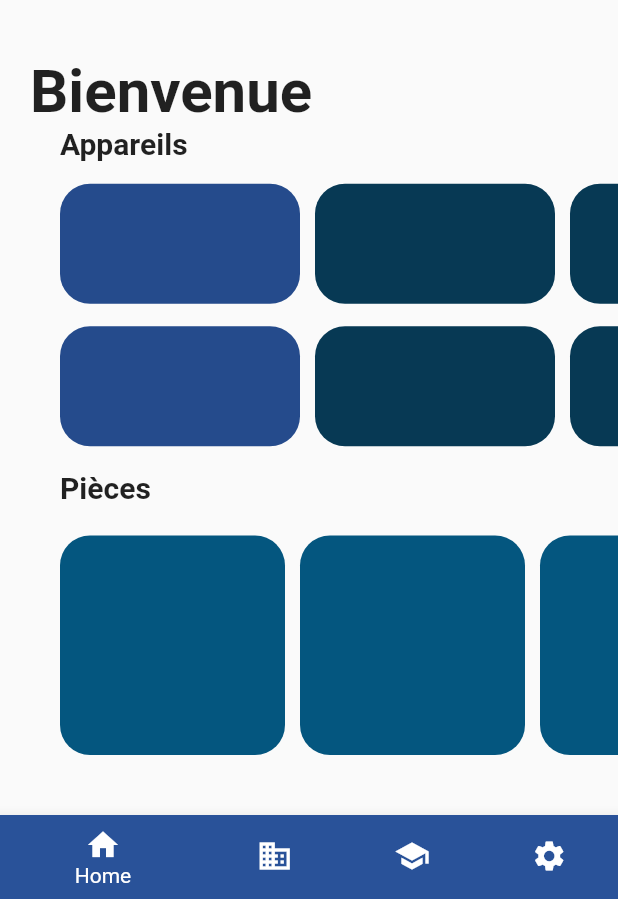
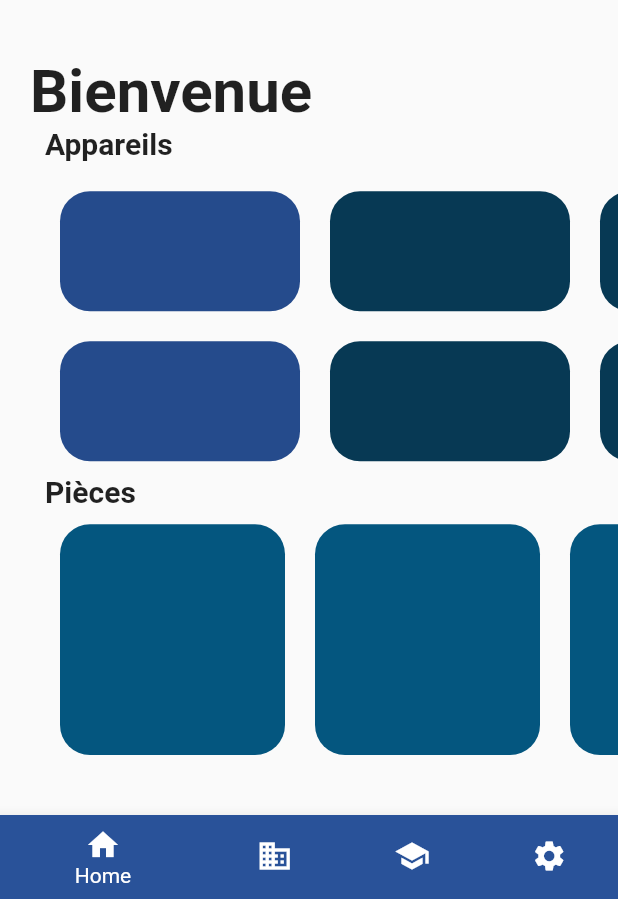
Before and after one commit to JeremyLRYnov/Airlux, a Flutter app: the screen it shows after launch, on a phone screen of 412 x 824 dp, the part 337-1236 px from its top. Run offline on Flutter 3.47's test engine with Material 2 defaults, Android fonts, the light colour scheme and no system bars; our stand-ins replace modal_progress_hud_nsn.

Commit message:
add responsive home page + scrollbar

```diff
--- a/mobileapp/lib/main.dart
+++ b/mobileapp/lib/main.dart
@@ -1,9 +1,4 @@
 import 'package:flutter/material.dart';
-import 'package:mobileapp/screens/Welcome_screen.dart';
-import 'package:mobileapp/screens/home_page.dart';
-import 'package:mobileapp/screens/sensors.dart';
-
-import 'package:mobileapp/screens/register.dart';
 import 'package:mobileapp/widgets/footer_menu.dart';
 
 import 'screens/Login.dart';
--- a/mobileapp/lib/screens/home_page.dart
+++ b/mobileapp/lib/screens/home_page.dart
@@ -15,7 +15,6 @@ class _HomePageState extends State<HomePage> {
   Widget build(BuildContext context) {
     return Scaffold(
         body: Column(
-
       crossAxisAlignment: CrossAxisAlignment.start,
       children: [
         Expanded(
@@ -43,13 +42,13 @@ class _HomePageState extends State<HomePage> {
         Expanded(
           flex: 7,
           child: Container(
-                margin: const EdgeInsets.only(left: 40.0),
+            margin: const EdgeInsets.only(left: 30.0),
             height: 400,
             width: double.infinity,
             child:
                 Column(crossAxisAlignment: CrossAxisAlignment.start, children: [
               Container(
-                        margin: EdgeInsets.only(bottom: 10.0),
+                margin: EdgeInsets.only(bottom: 5.0),
                 child: const Text(
                   'Appareils',
                   style: TextStyle(
@@ -59,14 +58,17 @@ class _HomePageState extends State<HomePage> {
                 ),
               ),
               Expanded(
+                child: Container(
+                  margin: EdgeInsets.only(bottom: 5.0, top: 5.0),
+                  child: Scrollbar(
                     child: ListView(
+                      shrinkWrap: true,
                       scrollDirection: Axis.horizontal,
                       children: [
                         Column(
                           children: [
                             Container(
-                                    margin: EdgeInsets.only(
-                                        right: 10.0, bottom: 10.0, top: 5.0),
+                              margin: EdgeInsets.all(10),
                               decoration: BoxDecoration(
                                 color: kPrimaryButtonActive,
                                 borderRadius: BorderRadius.circular(20),
@@ -75,8 +77,7 @@ class _HomePageState extends State<HomePage> {
                               height: 80,
                             ),
                             Container(
-                                    margin: EdgeInsets.only(
-                                        right: 10.0, bottom: 10.0, top: 5.0),
+                              margin: EdgeInsets.all(10),
                               decoration: BoxDecoration(
                                 color: kPrimaryButtonActive,
                                 borderRadius: BorderRadius.circular(20),
@@ -89,8 +90,7 @@ class _HomePageState extends State<HomePage> {
                         Column(
                           children: [
                             Container(
-                                    margin: EdgeInsets.only(
-                                        right: 10.0, bottom: 10.0, top: 5.0),
+                              margin: EdgeInsets.all(10),
                               decoration: BoxDecoration(
                                 color: kPrimaryButtonInactive,
                                 borderRadius: BorderRadius.circular(20),
@@ -99,8 +99,7 @@ class _HomePageState extends State<HomePage> {
                               height: 80,
                             ),
                             Container(
-                                    margin: EdgeInsets.only(
-                                        right: 10.0, bottom: 10.0, top: 5.0),
+                              margin: EdgeInsets.all(10),
                               decoration: BoxDecoration(
                                 color: kPrimaryButtonInactive,
                                 borderRadius: BorderRadius.circular(20),
@@ -113,8 +112,7 @@ class _HomePageState extends State<HomePage> {
                         Column(
                           children: [
                             Container(
-                                    margin: EdgeInsets.only(
-                                        right: 10.0, bottom: 10.0, top: 5.0),
+                              margin: EdgeInsets.all(10),
                               decoration: BoxDecoration(
                                 color: kPrimaryButtonInactive,
                                 borderRadius: BorderRadius.circular(20),
@@ -123,8 +121,7 @@ class _HomePageState extends State<HomePage> {
                               height: 80,
                             ),
                             Container(
-                                    margin: EdgeInsets.only(
-                                        right: 10.0, bottom: 10.0, top: 5.0),
+                              margin: EdgeInsets.all(10),
                               width: 160,
                               height: 80,
                               decoration: BoxDecoration(
@@ -137,23 +134,25 @@ class _HomePageState extends State<HomePage> {
                       ],
                     ),
                   ),
-                          Container(
-                            margin: EdgeInsets.only(bottom: 10.0),
-                            child: const Text(
+                ),
+              ),
+                const Text(
                   'Pièces',
                   style: TextStyle(
                     fontSize: 20,
                     fontWeight: FontWeight.bold,
                   ),
                 ),
-                          ),
               Expanded(
+                child: Container(
+                  margin: EdgeInsets.only(bottom: 30),
+                  child: Scrollbar(
                     child: ListView(
+                      shrinkWrap: true,
                       scrollDirection: Axis.horizontal,
                       children: [
                         Container(
-                                  margin: const EdgeInsets.only(
-                                      right: 10.0, top: 10.0, bottom: 40.0),
+                          margin: EdgeInsets.all(10),
                           width: 150,
                           height: 150,
                           decoration: BoxDecoration(
@@ -162,8 +161,7 @@ class _HomePageState extends State<HomePage> {
                           ),
                         ),
                         Container(
-                                  margin: const EdgeInsets.only(
-                                      right: 10.0, top: 10.0, bottom: 40.0),
+                          margin: EdgeInsets.all(10),
                           width: 150,
                           decoration: BoxDecoration(
                             color: kPrimaryButtonBlue,
@@ -171,8 +169,7 @@ class _HomePageState extends State<HomePage> {
                           ),
                         ),
                         Container(
-                                  margin: const EdgeInsets.only(
-                                      right: 10.0, top: 10.0, bottom: 40.0),
+                          margin: EdgeInsets.all(10),
                           width: 150,
                           decoration: BoxDecoration(
                             color: kPrimaryButtonBlue,
@@ -180,8 +177,7 @@ class _HomePageState extends State<HomePage> {
                           ),
                         ),
                         Container(
-                                  margin: const EdgeInsets.only(
-                                      right: 10.0, top: 10.0, bottom: 40.0),
+                          margin: EdgeInsets.all(10),
                           width: 150,
                           decoration: BoxDecoration(
                             color: kPrimaryButtonBlue,
@@ -191,6 +187,8 @@ class _HomePageState extends State<HomePage> {
                       ],
                     ),
                   ),
+                ),
+              ),
             ]),
           ),
         ),
```
Lines whose indentation alone changed are shown as unchanged.
